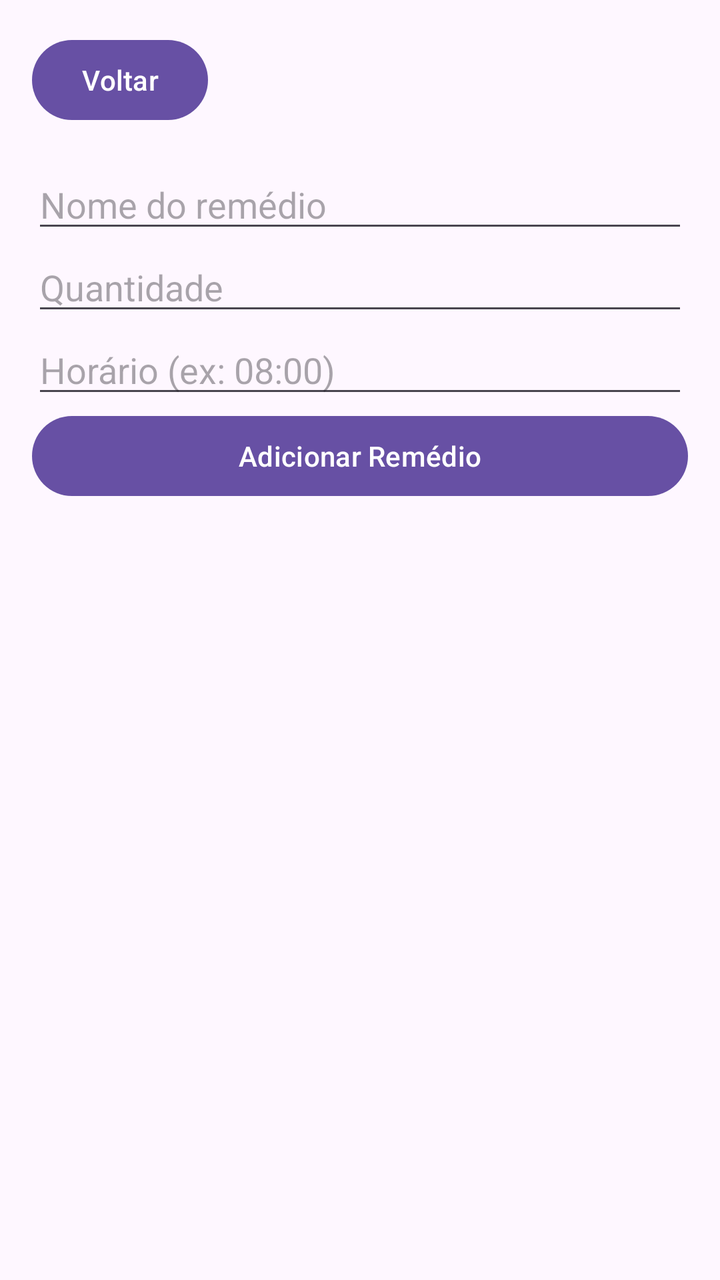
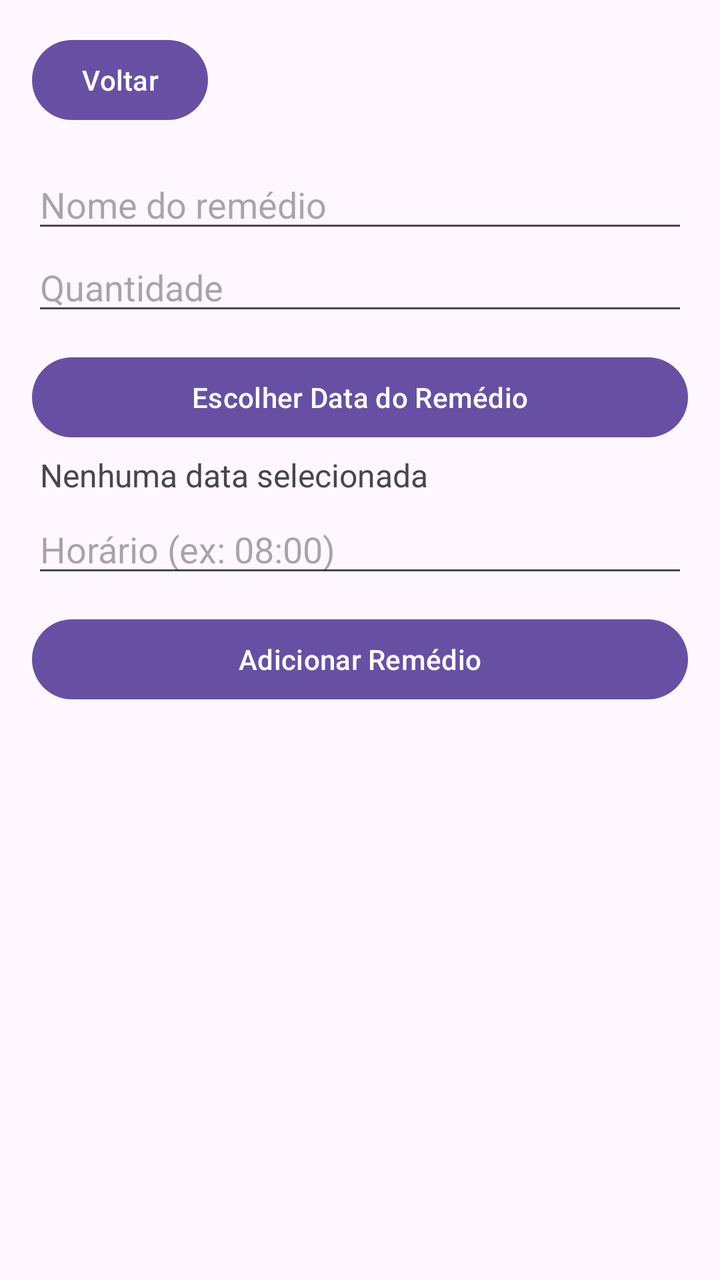

The first picture is an Android layout as it rendered before a commit; the second is the same layout after the commit. The layout source and the unified diff follow.
<!-- AndroidManifest.xml: application theme Theme.AppSaudeMain -->
<!-- res/layout/activity_meus_remedios.xml -->
<?xml version="1.0" encoding="utf-8"?>
<LinearLayout
    xmlns:android="http://schemas.android.com/apk/res/android"
    android:orientation="vertical"
    android:padding="16dp"
    android:layout_width="match_parent"
    android:layout_height="match_parent">

    
    <Button
        android:id="@+id/btnVoltar"
        android:layout_width="wrap_content"
        android:layout_height="wrap_content"
        android:text="Voltar"
        android:layout_marginBottom="16dp"/>

    
    <EditText
        android:id="@+id/editNome"
        android:layout_width="match_parent"
        android:layout_height="wrap_content"
        android:hint="Nome do remédio"/>

    <EditText
        android:id="@+id/editQuantidade"
        android:layout_width="match_parent"
        android:layout_height="wrap_content"
        android:hint="Quantidade"
        android:inputType="number"/>

    <EditText
        android:id="@+id/editHorario"
        android:layout_width="match_parent"
        android:layout_height="wrap_content"
        android:hint="Horário (ex: 08:00)"/>

    
    <Button
        android:id="@+id/btnAdicionar"
        android:layout_width="match_parent"
        android:layout_height="wrap_content"
        android:text="Adicionar Remédio"
        android:layout_marginBottom="8dp"/>

    
    <androidx.recyclerview.widget.RecyclerView
        android:id="@+id/recyclerRemedios"
        android:layout_width="match_parent"
        android:layout_height="0dp"
        android:layout_weight="1"/>
</LinearLayout>
<!-- resources referenced by this layout -->
<resources>
  <style name="Theme.AppSaudeMain" parent="Base.Theme.AppSaudeMain" />
  <style name="Base.Theme.AppSaudeMain" parent="Theme.Material3.DayNight.NoActionBar">
          
          
      </style>
</resources>

<!-- the commit's change to res/layout/activity_meus_remedios.xml (unified diff, before → after) -->
@@ -6,7 +6,6 @@
     android:layout_width="match_parent"
     android:layout_height="match_parent">
 
-    
     <Button
         android:id="@+id/btnVoltar"
         android:layout_width="wrap_content"
@@ -14,7 +13,6 @@
         android:text="Voltar"
         android:layout_marginBottom="16dp"/>
 
-    
     <EditText
         android:id="@+id/editNome"
         android:layout_width="match_parent"
@@ -28,24 +26,40 @@
         android:hint="Quantidade"
         android:inputType="number"/>
 
+    <Button
+        android:id="@+id/btnEscolherData"
+        android:layout_width="match_parent"
+        android:layout_height="wrap_content"
+        android:text="Escolher Data do Remédio"
+        android:layout_marginTop="12dp"/>
+
+    <TextView
+        android:id="@+id/txtDataSelecionada"
+        android:layout_width="match_parent"
+        android:layout_height="wrap_content"
+        android:text="Nenhuma data selecionada"
+        android:textSize="16sp"
+        android:padding="4dp"/>
+
     <EditText
         android:id="@+id/editHorario"
         android:layout_width="match_parent"
         android:layout_height="wrap_content"
-        android:hint="Horário (ex: 08:00)"/>
+        android:hint="Horário (ex: 08:00)"
+        android:inputType="time"/>
 
-    
     <Button
         android:id="@+id/btnAdicionar"
         android:layout_width="match_parent"
         android:layout_height="wrap_content"
         android:text="Adicionar Remédio"
-        android:layout_marginBottom="8dp"/>
+        android:layout_marginTop="12dp"
+        android:layout_marginBottom="12dp"/>
 
-    
     <androidx.recyclerview.widget.RecyclerView
         android:id="@+id/recyclerRemedios"
         android:layout_width="match_parent"
         android:layout_height="0dp"
         android:layout_weight="1"/>
+
 </LinearLayout>
